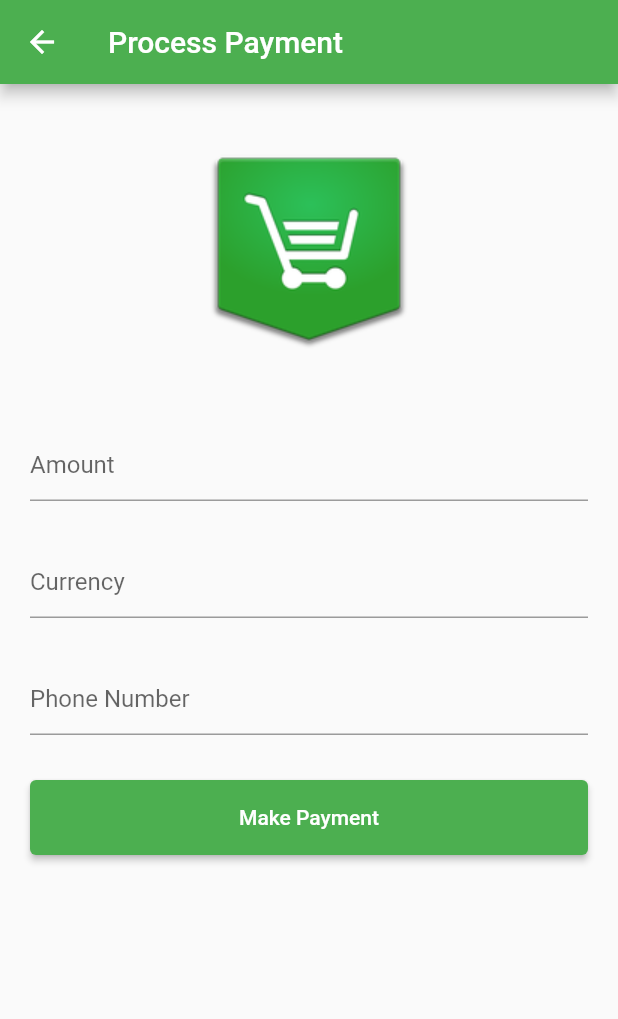
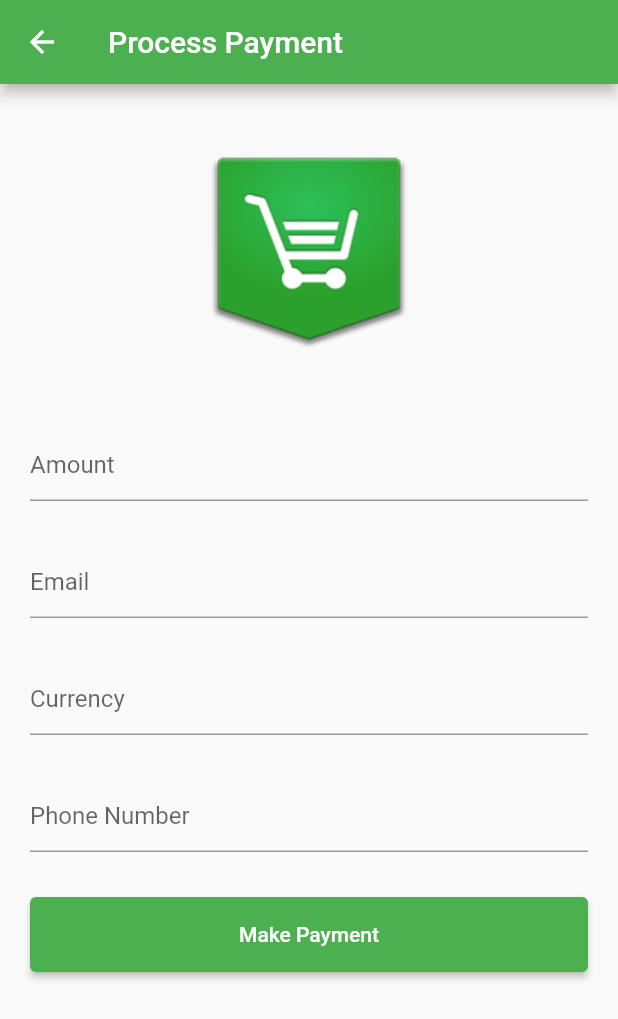
Before and after one commit to Mugamba669/E-Shop-Client, a Flutter app: the Billing screen opened directly, on a phone screen of 412 x 824 dp. Shown: the top 1019 px of the screen. Run offline on Flutter 3.47's test engine with Material 2 defaults, Android fonts, the phone set to English and light mode, and no system bars; our stand-ins replace firebase_auth, firebase_core, flutter_svg, hive, hive_flutter, qr_flutter; missing offline and left inert: flutterfire_ui, flutterwave; accounts and stored records are empty.

Commit message:
Updates made

```diff
--- a/flutter_native_splash.yaml
+++ b/flutter_native_splash.yaml
@@ -19,7 +19,7 @@ flutter_native_splash:
 
   # The image parameter allows you to specify an image used in the splash screen.  It must be a
   # png file and should be sized for 4x pixel density.
-  image: images/sm.png
+  image: images/splash.png
 
   # This property allows you to specify an image used as branding in the splash screen. It must be
   # a png file. Currently, it is only supported for Android and iOS.
--- a/lib/Qr-Code/Qr-Code.dart
+++ b/lib/Qr-Code/Qr-Code.dart
@@ -103,6 +103,8 @@ class _QrCodeGeneState extends State<QrCodeGene> {
           Navigator.push(
             context,
             MaterialPageRoute(
+              settings: const RouteSettings(name: "../Views/Home.dart"),
+              maintainState: false,
               builder: (context) => const Home(),
               fullscreenDialog: true,
             ),
--- a/lib/billing/Billing.dart
+++ b/lib/billing/Billing.dart
@@ -69,6 +69,22 @@ class _BillingState extends State<Billing> {
               Container(
                 margin: const EdgeInsets.fromLTRB(0, 20, 0, 10),
                 child: TextFormField(
+                  controller: emailController,
+                  textInputAction: TextInputAction.next,
+                  style: const TextStyle(color: Colors.black),
+                  keyboardType: TextInputType.emailAddress,
+                  // readOnly: true,
+                  // onTap: _openBottomSheet,
+                  decoration: const InputDecoration(
+                    hintText: "Email",
+                  ),
+                  validator: (value) =>
+                      value!.isNotEmpty ? null : "email is required",
+                ),
+              ),
+              Container(
+                margin: const EdgeInsets.fromLTRB(0, 20, 0, 10),
+                child: TextFormField(
                   controller: currencyController,
                   textInputAction: TextInputAction.next,
                   style: const TextStyle(color: Colors.black),
@@ -87,6 +103,7 @@ class _BillingState extends State<Billing> {
                 child: TextFormField(
                   controller: phoneNumberController,
                   textInputAction: TextInputAction.next,
+                  keyboardType: TextInputType.phone,
                   style: const TextStyle(color: Colors.black),
                   decoration: const InputDecoration(
                     hintText: "Phone Number",
@@ -128,7 +145,7 @@ class _BillingState extends State<Billing> {
       context: context,
       publicKey: "FLWPUBK_TEST-288892a27911ae679fd74903d19c6e41-X".trim(),
       encryptionKey: "FLWSECK_TESTcc6563bff662".trim(),
-      email: "brunohectre@gmail.com".trim(),
+      email: emailController.text.trim(),
       fullName: "Test User",
       txRef: DateTime.now().toIso8601String(),
       narration: "Supermarket",
```
Also changed, not shown: lib/Views/Home.dart (+98 -31 lines), images/account_image.jpg (deleted), images/banner_background.png (deleted), images/banner_image.png (deleted), images/categories_images/rise.png (added), images/splash.png (added), images/welcome_image.png (deleted), 16 other files.
